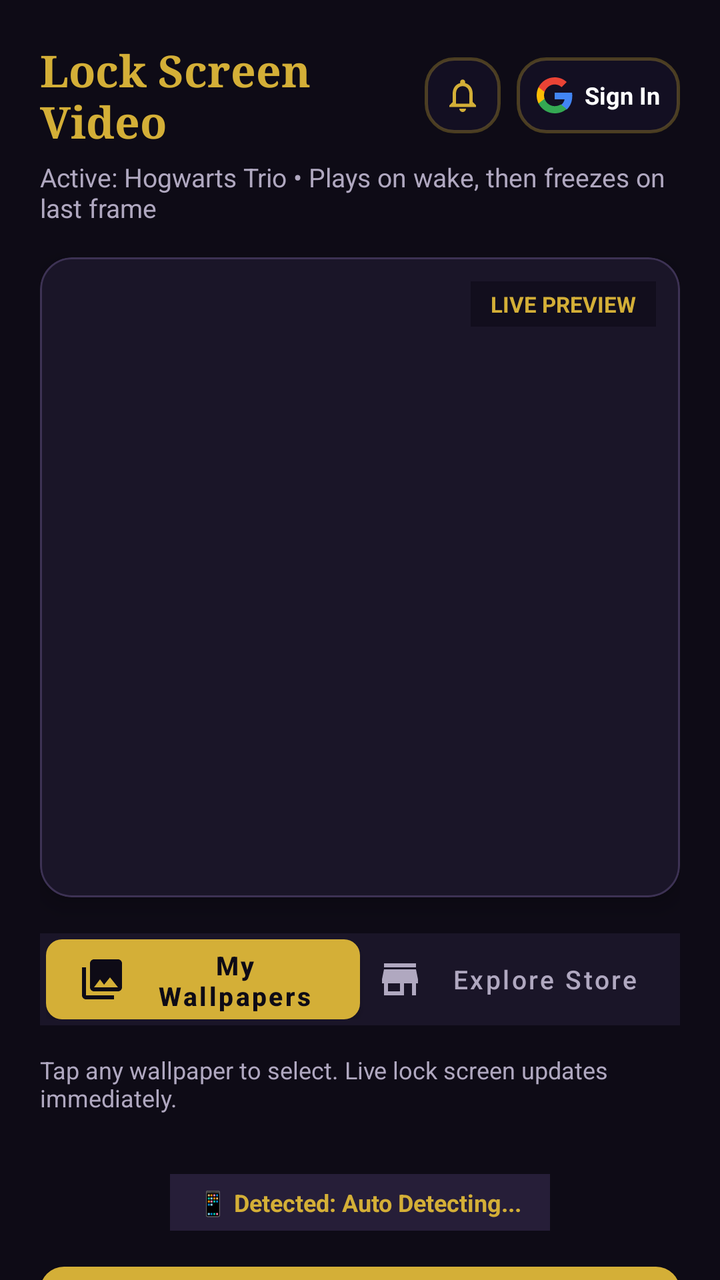
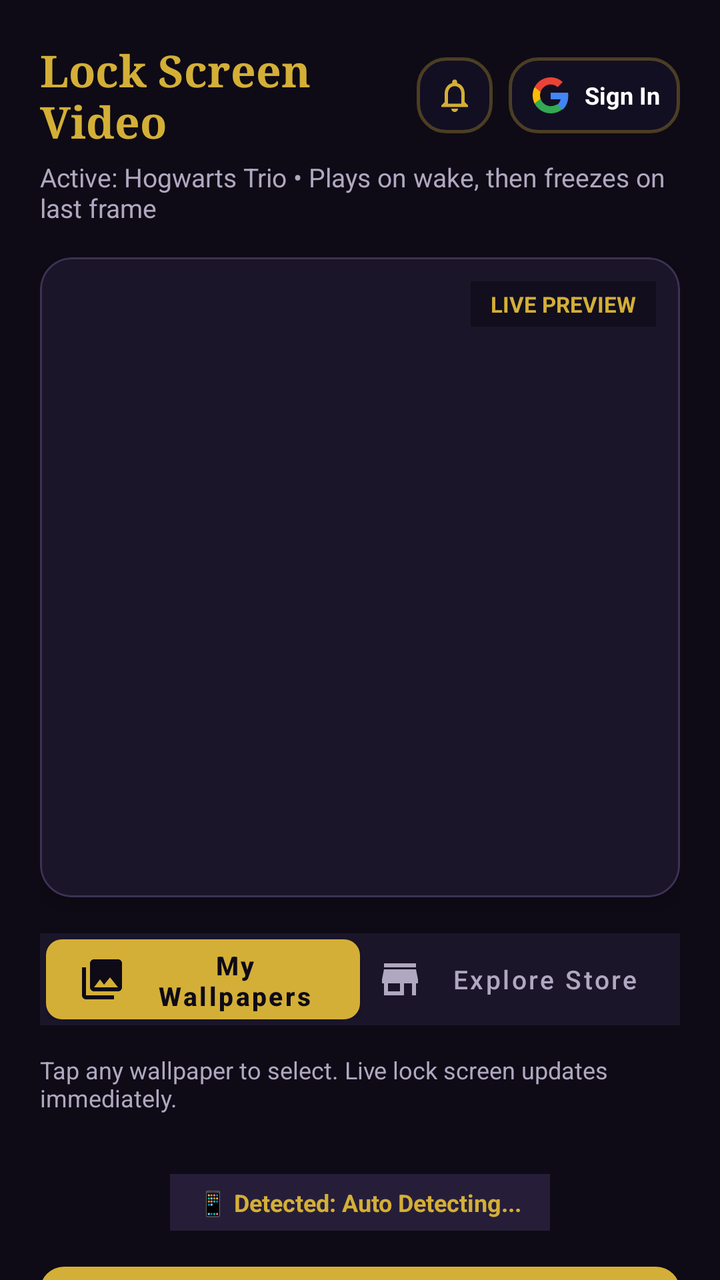

Compare the two renders of this Android layout. The source of the first and the diff that turns it into the second are given below.
<!-- AndroidManifest.xml: application theme Theme.VideoLockScreen -->
<!-- res/layout/activity_main.xml -->
<?xml version="1.0" encoding="utf-8"?>
<androidx.core.widget.NestedScrollView xmlns:android="http://schemas.android.com/apk/res/android"
    xmlns:app="http://schemas.android.com/apk/res-auto"
    android:layout_width="match_parent"
    android:layout_height="match_parent"
    android:background="#0E0B16"
    android:fillViewport="true">

    <LinearLayout
        android:layout_width="match_parent"
        android:layout_height="wrap_content"
        android:orientation="vertical"
        android:padding="20dp">

        
        <LinearLayout
            android:layout_width="match_parent"
            android:layout_height="wrap_content"
            android:gravity="center_vertical"
            android:orientation="horizontal">

            <TextView
                android:id="@+id/tvAppTitle"
                android:layout_width="0dp"
                android:layout_height="wrap_content"
                android:layout_weight="1"
                android:fontFamily="serif"
                android:text="Lock Screen Video"
                android:textColor="#D4AF37"
                android:textSize="22sp"
                android:textStyle="bold" />

            
            <FrameLayout
                android:id="@+id/btnNotificationCenter"
                android:layout_width="38dp"
                android:layout_height="38dp"
                android:layout_marginEnd="8dp"
                android:background="@drawable/bg_glass_toast"
                android:clickable="true"
                android:focusable="true">

                <ImageView
                    android:layout_width="20dp"
                    android:layout_height="20dp"
                    android:layout_gravity="center"
                    android:src="@drawable/ic_bell"
                    app:tint="#D4AF37" />

                <TextView
                    android:id="@+id/tvNotificationBadge"
                    android:layout_width="16dp"
                    android:layout_height="16dp"
                    android:layout_gravity="top|end"
                    android:background="@drawable/bg_glass_toast"
                    android:backgroundTint="#FF4D6D"
                    android:gravity="center"
                    android:text="1"
                    android:textColor="#FFFFFF"
                    android:textSize="9sp"
                    android:textStyle="bold"
                    android:visibility="gone" />
            </FrameLayout>

            
            <LinearLayout
                android:id="@+id/btnUserAuth"
                android:layout_width="wrap_content"
                android:layout_height="38dp"
                android:background="@drawable/bg_glass_toast"
                android:clickable="true"
                android:focusable="true"
                android:gravity="center_vertical"
                android:orientation="horizontal"
                android:paddingHorizontal="10dp">

                <ImageView
                    android:id="@+id/ivUserAuthIcon"
                    android:layout_width="18dp"
                    android:layout_height="18dp"
                    android:src="@drawable/ic_google" />

                <TextView
                    android:id="@+id/tvUserAuthText"
                    android:layout_width="wrap_content"
                    android:layout_height="wrap_content"
                    android:layout_marginStart="6dp"
                    android:text="Sign In"
                    android:textColor="#FFFFFF"
                    android:textSize="12sp"
                    android:textStyle="bold" />
            </LinearLayout>
        </LinearLayout>

        <TextView
            android:id="@+id/tvActiveWallpaperSubtitle"
            android:layout_width="match_parent"
            android:layout_height="wrap_content"
            android:layout_marginTop="4dp"
            android:text="Active: Hogwarts Trio • Plays on wake, then freezes on last frame"
            android:textColor="#B0A8C0"
            android:textSize="13sp" />

        
        <com.google.android.material.card.MaterialCardView
            android:layout_width="match_parent"
            android:layout_height="320dp"
            android:layout_marginTop="16dp"
            app:cardBackgroundColor="#1A1528"
            app:cardCornerRadius="16dp"
            app:cardElevation="6dp"
            app:strokeColor="#3D3254"
            app:strokeWidth="1dp">

            <FrameLayout
                android:layout_width="match_parent"
                android:layout_height="match_parent">

                <TextureView
                    android:id="@+id/previewTextureView"
                    android:layout_width="match_parent"
                    android:layout_height="match_parent" />

                <TextView
                    android:id="@+id/tvPreviewBadge"
                    android:layout_width="wrap_content"
                    android:layout_height="wrap_content"
                    android:layout_gravity="top|end"
                    android:layout_margin="12dp"
                    android:background="#990E0B16"
                    android:paddingHorizontal="10dp"
                    android:paddingVertical="4dp"
                    android:text="LIVE PREVIEW"
                    android:textColor="#D4AF37"
                    android:textSize="11sp"
                    android:textStyle="bold" />
            </FrameLayout>
        </com.google.android.material.card.MaterialCardView>

        
        <LinearLayout
            android:layout_width="match_parent"
            android:layout_height="46dp"
            android:layout_marginTop="18dp"
            android:background="#1A1528"
            android:orientation="horizontal"
            android:padding="3dp">

            <com.google.android.material.button.MaterialButton
                android:id="@+id/btnTabMyWallpapers"
                android:layout_width="0dp"
                android:layout_height="match_parent"
                android:layout_weight="1"
                android:insetTop="0dp"
                android:insetBottom="0dp"
                android:text="My Wallpapers"
                android:textAllCaps="false"
                android:textColor="#0E0B16"
                android:textSize="13sp"
                android:textStyle="bold"
                app:backgroundTint="#D4AF37"
                app:cornerRadius="8dp"
                app:icon="@drawable/ic_gallery"
                app:iconTint="#0E0B16" />

            <com.google.android.material.button.MaterialButton
                android:id="@+id/btnTabExploreStore"
                style="@style/Widget.MaterialComponents.Button.TextButton"
                android:layout_width="0dp"
                android:layout_height="match_parent"
                android:layout_weight="1"
                android:insetTop="0dp"
                android:insetBottom="0dp"
                android:text="Explore Store"
                android:textAllCaps="false"
                android:textColor="#B0A8C0"
                android:textSize="13sp"
                app:cornerRadius="8dp"
                app:icon="@drawable/ic_store"
                app:iconTint="#B0A8C0" />
        </LinearLayout>

        
        <LinearLayout
            android:id="@+id/layoutMyWallpapers"
            android:layout_width="match_parent"
            android:layout_height="wrap_content"
            android:layout_marginTop="14dp"
            android:orientation="vertical"
            android:visibility="visible">

            <TextView
                android:layout_width="wrap_content"
                android:layout_height="wrap_content"
                android:text="Tap any wallpaper to select. Live lock screen updates immediately."
                android:textColor="#B0A8C0"
                android:textSize="12sp" />

            
            <LinearLayout
                android:id="@+id/layoutImporting"
                android:layout_width="match_parent"
                android:layout_height="wrap_content"
                android:layout_marginTop="8dp"
                android:background="#261E38"
                android:gravity="center_vertical"
                android:orientation="horizontal"
                android:padding="10dp"
                android:visibility="gone">

                <ProgressBar
                    android:layout_width="22dp"
                    android:layout_height="22dp"
                    android:indeterminateTint="#D4AF37" />

                <TextView
                    android:id="@+id/tvImportingStatus"
                    android:layout_width="wrap_content"
                    android:layout_height="wrap_content"
                    android:layout_marginStart="12dp"
                    android:text="Importing and optimizing video..."
                    android:textColor="#F3E8FF"
                    android:textSize="12sp" />
            </LinearLayout>

            
            <androidx.recyclerview.widget.RecyclerView
                android:id="@+id/rvWallpapers"
                android:layout_width="match_parent"
                android:layout_height="wrap_content"
                android:layout_marginTop="10dp"
                android:clipToPadding="false"
                android:nestedScrollingEnabled="false"
                android:orientation="horizontal"
                android:overScrollMode="never" />
        </LinearLayout>

        
        <LinearLayout
            android:id="@+id/layoutExploreStore"
            android:layout_width="match_parent"
            android:layout_height="wrap_content"
            android:layout_marginTop="14dp"
            android:orientation="vertical"
            android:visibility="gone">

            <LinearLayout
                android:layout_width="match_parent"
                android:layout_height="wrap_content"
                android:gravity="center_vertical"
                android:orientation="horizontal">

                <TextView
                    android:id="@+id/tvStoreCatalogHeader"
                    android:layout_width="0dp"
                    android:layout_height="wrap_content"
                    android:layout_weight="1"
                    android:text="Tap any card to stream preview. Download to set as wallpaper."
                    android:textColor="#B0A8C0"
                    android:textSize="12sp" />

                <com.google.android.material.button.MaterialButton
                    android:id="@+id/btnRefreshStore"
                    style="@style/Widget.MaterialComponents.Button.TextButton"
                    android:layout_width="wrap_content"
                    android:layout_height="36dp"
                    android:insetTop="0dp"
                    android:insetBottom="0dp"
                    android:text="Refresh"
                    android:textAllCaps="false"
                    android:textColor="#D4AF37"
                    android:textSize="12sp" />
            </LinearLayout>

            
            <LinearLayout
                android:id="@+id/layoutStoreSkeleton"
                android:layout_width="match_parent"
                android:layout_height="wrap_content"
                android:layout_marginTop="8dp"
                android:orientation="vertical"
                android:visibility="gone">

                <include layout="@layout/item_store_skeleton" />
                <include layout="@layout/item_store_skeleton" />
            </LinearLayout>

            
            <androidx.recyclerview.widget.RecyclerView
                android:id="@+id/rvStoreWallpapers"
                android:layout_width="match_parent"
                android:layout_height="wrap_content"
                android:layout_marginTop="8dp"
                android:clipToPadding="false"
                android:nestedScrollingEnabled="false"
                android:overScrollMode="never" />
        </LinearLayout>

        
        <TextView
            android:id="@+id/tvDeviceBrand"
            android:layout_width="wrap_content"
            android:layout_height="wrap_content"
            android:layout_gravity="center_horizontal"
            android:layout_marginTop="20dp"
            android:background="#261E38"
            android:paddingHorizontal="14dp"
            android:paddingVertical="6dp"
            android:text="📱 Detected: Auto Detecting..."
            android:textColor="#D4AF37"
            android:textSize="12sp"
            android:textStyle="bold" />

        
        <com.google.android.material.button.MaterialButton
            android:id="@+id/btnSetWallpaper"
            android:layout_width="match_parent"
            android:layout_height="56dp"
            android:layout_marginTop="12dp"
            android:text="Apply to Lock Screen"
            android:textAllCaps="false"
            android:textColor="#0E0B16"
            android:textSize="15sp"
            android:textStyle="bold"
            app:backgroundTint="#D4AF37"
            app:cornerRadius="12dp" />

        <TextView
            android:id="@+id/tvPrimaryInstruction"
            android:layout_width="match_parent"
            android:layout_height="wrap_content"
            android:layout_marginTop="8dp"
            android:gravity="center"
            android:text="Important: In the preview, tap 'Set wallpaper' -> choose 'Home screen and lock screen'"
            android:textColor="#D4AF37"
            android:textSize="12sp"
            android:textStyle="bold" />

        
        <com.google.android.material.button.MaterialButton
            android:id="@+id/btnDirectGalleryHandOff"
            style="@style/Widget.MaterialComponents.Button.OutlinedButton"
            android:layout_width="match_parent"
            android:layout_height="wrap_content"
            android:layout_marginTop="14dp"
            android:text="🎬 Direct Video Hand-off (Open in Phone Gallery)"
            android:textAllCaps="false"
            android:textColor="#F3E8FF"
            app:cornerRadius="12dp"
            app:strokeColor="#7C3AED" />

        <com.google.android.material.button.MaterialButton
            android:id="@+id/btnClearLockOverride"
            style="@style/Widget.MaterialComponents.Button.OutlinedButton"
            android:layout_width="match_parent"
            android:layout_height="wrap_content"
            android:layout_marginTop="8dp"
            android:text="🔄 Fix Lock Screen (Remove Old Photo Override)"
            android:textAllCaps="false"
            android:textColor="#E0D7F5"
            app:cornerRadius="12dp"
            app:strokeColor="#5B4A78" />

        <com.google.android.material.button.MaterialButton
            android:id="@+id/btnExportVideo"
            style="@style/Widget.MaterialComponents.Button.TextButton"
            android:layout_width="match_parent"
            android:layout_height="wrap_content"
            android:layout_marginTop="4dp"
            android:text="📁 Choose Folder &amp; Save Video (Manual Fallback)"
            android:textAllCaps="false"
            android:textColor="#A78BFA"
            android:textSize="13sp" />

        
        <com.google.android.material.card.MaterialCardView
            android:layout_width="match_parent"
            android:layout_height="wrap_content"
            android:layout_marginTop="24dp"
            app:cardBackgroundColor="#1A1528"
            app:cardCornerRadius="16dp"
            app:cardElevation="4dp"
            app:strokeColor="#3D3254"
            app:strokeWidth="1dp">

            <LinearLayout
                android:layout_width="match_parent"
                android:layout_height="wrap_content"
                android:orientation="vertical"
                android:padding="16dp">

                <TextView
                    android:layout_width="wrap_content"
                    android:layout_height="wrap_content"
                    android:text="Playback Behavior"
                    android:textColor="#D4AF37"
                    android:textSize="16sp"
                    android:textStyle="bold" />

                
                <RadioGroup
                    android:id="@+id/rgPlaybackMode"
                    android:layout_width="match_parent"
                    android:layout_height="wrap_content"
                    android:layout_marginTop="12dp">

                    <RadioButton
                        android:id="@+id/rbFreezeLastFrame"
                        android:layout_width="match_parent"
                        android:layout_height="wrap_content"
                        android:buttonTint="#D4AF37"
                        android:checked="true"
                        android:text="Wake Animation (Play 5s, freeze on final frame - 0% Battery)"
                        android:textColor="#FFFFFF"
                        android:textSize="13sp" />

                    <RadioButton
                        android:id="@+id/rbLoopLockOnly"
                        android:layout_width="match_parent"
                        android:layout_height="wrap_content"
                        android:layout_marginTop="8dp"
                        android:buttonTint="#D4AF37"
                        android:text="Loop on Lock Screen Only (Freezes on Home Screen - Fast &amp; Smooth)"
                        android:textColor="#FFFFFF"
                        android:textSize="13sp" />

                    <RadioButton
                        android:id="@+id/rbLoopAlways"
                        android:layout_width="match_parent"
                        android:layout_height="wrap_content"
                        android:layout_marginTop="8dp"
                        android:buttonTint="#D4AF37"
                        android:text="Loop Always (Both Lock Screen &amp; Home Screen)"
                        android:textColor="#FFFFFF"
                        android:textSize="13sp" />
                </RadioGroup>

                <View
                    android:layout_width="match_parent"
                    android:layout_height="1dp"
                    android:layout_marginVertical="14dp"
                    android:background="#2E2642" />

                
                <com.google.android.material.switchmaterial.SwitchMaterial
                    android:id="@+id/switchMute"
                    android:layout_width="match_parent"
                    android:layout_height="wrap_content"
                    android:checked="true"
                    android:text="Mute Video Audio (Silent on Lock)"
                    android:textColor="#FFFFFF"
                    app:thumbTint="#D4AF37"
                    app:trackTint="#5A4B75" />

            </LinearLayout>
        </com.google.android.material.card.MaterialCardView>

        <TextView
            android:id="@+id/tvAppInfo"
            android:layout_width="match_parent"
            android:layout_height="wrap_content"
            android:layout_marginTop="24dp"
            android:gravity="center"
            android:text="Pure Native Live Wallpaper • Zero Overlays • No Popup Delay"
            android:textColor="#665D7A"
            android:textSize="12sp" />

    </LinearLayout>
</androidx.core.widget.NestedScrollView>
<!-- res/layout/item_store_skeleton.xml (included above) -->
<?xml version="1.0" encoding="utf-8"?>
<com.google.android.material.card.MaterialCardView xmlns:android="http://schemas.android.com/apk/res/android"
    xmlns:app="http://schemas.android.com/apk/res-auto"
    android:layout_width="match_parent"
    android:layout_height="wrap_content"
    android:layout_marginHorizontal="4dp"
    android:layout_marginVertical="6dp"
    app:cardBackgroundColor="#140F22"
    app:cardCornerRadius="14dp"
    app:cardElevation="0dp"
    app:strokeColor="#261E38"
    app:strokeWidth="1dp">

    <LinearLayout
        android:layout_width="match_parent"
        android:layout_height="wrap_content"
        android:orientation="horizontal"
        android:padding="12dp">

        
        <View
            android:layout_width="90dp"
            android:layout_height="130dp"
            android:background="#261E38" />

        <LinearLayout
            android:layout_width="0dp"
            android:layout_height="match_parent"
            android:layout_marginStart="12dp"
            android:layout_weight="1"
            android:orientation="vertical">

            
            <View
                android:layout_width="160dp"
                android:layout_height="16dp"
                android:background="#2E2444" />

            
            <View
                android:layout_width="match_parent"
                android:layout_height="12dp"
                android:layout_marginTop="8dp"
                android:background="#261E38" />

            
            <View
                android:layout_width="120dp"
                android:layout_height="12dp"
                android:layout_marginTop="4dp"
                android:background="#261E38" />

            
            <View
                android:layout_width="60dp"
                android:layout_height="14dp"
                android:layout_marginTop="8dp"
                android:background="#2E2444" />

            <View
                android:layout_width="match_parent"
                android:layout_height="0dp"
                android:layout_weight="1" />

            
            <View
                android:layout_width="match_parent"
                android:layout_height="36dp"
                android:layout_marginTop="12dp"
                android:background="#261E38" />

        </LinearLayout>
    </LinearLayout>

</com.google.android.material.card.MaterialCardView>
<!-- resources referenced by this layout -->
<resources>
  <!-- drawable bg_glass_toast (drawable) -->
  <?xml version="1.0" encoding="utf-8"?>
  <shape xmlns:android="http://schemas.android.com/apk/res/android"
      android:shape="rectangle">
      <corners android:radius="14dp" />
      <solid android:color="#E6151024" /> 
      <stroke
          android:width="1.5dp"
          android:color="#4DD4AF37" /> 
  </shape>
  <!-- drawable ic_bell (drawable) -->
  <vector xmlns:android="http://schemas.android.com/apk/res/android"
      android:width="24dp"
      android:height="24dp"
      android:viewportWidth="24"
      android:viewportHeight="24">
    <path
        android:fillColor="#FFFFFFFF"
        android:pathData="M12,22c1.1,0 2,-0.9 2,-2h-4c0,1.1 0.9,2 2,2zM18,16v-5c0,-3.07 -1.63,-5.64 -4.5,-6.32V4c0,-0.83 -0.67,-1.5 -1.5,-1.5s-1.5,0.67 -1.5,1.5v0.68C7.64,5.36 6,7.92 6,11v5l-2,2v1h16v-1l-2,-2zM16,17H8v-6c0,-2.48 1.51,-4.5 4,-4.5s4,2.02 4,4.5v6z"/>
  </vector>
  <!-- drawable ic_gallery (drawable) -->
  <vector xmlns:android="http://schemas.android.com/apk/res/android"
      android:width="24dp"
      android:height="24dp"
      android:viewportWidth="24"
      android:viewportHeight="24">
    <path
        android:fillColor="#FFFFFFFF"
        android:pathData="M22,16V4c0,-1.1 -0.9,-2 -2,-2H8c-1.1,0 -2,0.9 -2,2v12c0,1.1 0.9,2 2,2h12c1.1,0 2,-0.9 2,-2zm-11,-4l2.03,2.71L16,11l4,5H8l3,-4zM2,6v14c0,1.1 0.9,2 2,2h14v-2H4V6H2z"/>
  </vector>
  <!-- drawable ic_store (drawable) -->
  <vector xmlns:android="http://schemas.android.com/apk/res/android"
      android:width="24dp"
      android:height="24dp"
      android:viewportWidth="24"
      android:viewportHeight="24">
    <path
        android:fillColor="#FFFFFFFF"
        android:pathData="M20,4H4v2h16V4zm1,10v-2l-1,-5H4l-1,5v2h1v6h10v-6h4v6h2v-6h1zm-9,4H6v-4h6v4z"/>
  </vector>
  <style name="Theme.VideoLockScreen" parent="Theme.MaterialComponents.DayNight.NoActionBar">
          <item name="colorPrimary">@color/gold_primary</item>
          <item name="colorSecondary">@color/accent_glow</item>
          <item name="android:windowBackground">@color/bg_dark</item>
          <item name="android:statusBarColor">@color/bg_dark</item>
          <item name="android:navigationBarColor">@color/bg_dark</item>
      </style>
  <color name="gold_primary">#D4AF37</color>
  <color name="accent_glow">#9370DB</color>
  <color name="bg_dark">#0E0B16</color>
  <!-- unchanged entries left out for length: 1 -->
</resources>

<!-- the commit's change to res/layout/activity_main.xml (unified diff, before → after) -->
@@ -74,11 +74,36 @@
                 android:orientation="horizontal"
                 android:paddingHorizontal="10dp">
 
-                <ImageView
-                    android:id="@+id/ivUserAuthIcon"
-                    android:layout_width="18dp"
-                    android:layout_height="18dp"
-                    android:src="@drawable/ic_google" />
+                <FrameLayout
+                    android:layout_width="22dp"
+                    android:layout_height="22dp">
+
+                    <com.google.android.material.imageview.ShapeableImageView
+                        android:id="@+id/ivUserAuthPhoto"
+                        android:layout_width="22dp"
+                        android:layout_height="22dp"
+                        android:scaleType="centerCrop"
+                        android:visibility="gone"
+                        app:shapeAppearanceOverlay="@style/ShapeAppearance.Circle" />
+
+                    <TextView
+                        android:id="@+id/tvUserAuthInitial"
+                        android:layout_width="22dp"
+                        android:layout_height="22dp"
+                        android:background="@drawable/bg_circle_avatar"
+                        android:gravity="center"
+                        android:textColor="#FFFFFF"
+                        android:textSize="11sp"
+                        android:textStyle="bold"
+                        android:visibility="gone" />
+
+                    <ImageView
+                        android:id="@+id/ivUserAuthIcon"
+                        android:layout_width="18dp"
+                        android:layout_height="18dp"
+                        android:layout_gravity="center"
+                        android:src="@drawable/ic_google" />
+                </FrameLayout>
 
                 <TextView
                     android:id="@+id/tvUserAuthText"
@@ -91,6 +116,112 @@
                     android:textStyle="bold" />
             </LinearLayout>
         </LinearLayout>
+
+        
+        <com.google.android.material.card.MaterialCardView
+            android:id="@+id/cardUserProfile"
+            android:layout_width="match_parent"
+            android:layout_height="wrap_content"
+            android:layout_marginTop="10dp"
+            android:clickable="true"
+            android:focusable="true"
+            android:visibility="gone"
+            app:cardBackgroundColor="#1F1833"
+            app:cardCornerRadius="16dp"
+            app:cardElevation="3dp"
+            app:strokeColor="#3D3254"
+            app:strokeWidth="1dp">
+
+            <LinearLayout
+                android:layout_width="match_parent"
+                android:layout_height="wrap_content"
+                android:gravity="center_vertical"
+                android:orientation="horizontal"
+                android:paddingHorizontal="14dp"
+                android:paddingVertical="10dp">
+
+                
+                <FrameLayout
+                    android:layout_width="40dp"
+                    android:layout_height="40dp">
+
+                    <com.google.android.material.imageview.ShapeableImageView
+                        android:id="@+id/ivProfileCardAvatar"
+                        android:layout_width="40dp"
+                        android:layout_height="40dp"
+                        android:scaleType="centerCrop"
+                        android:visibility="gone"
+                        app:shapeAppearanceOverlay="@style/ShapeAppearance.Circle" />
+
+                    <TextView
+                        android:id="@+id/tvProfileCardInitial"
+                        android:layout_width="40dp"
+                        android:layout_height="40dp"
+                        android:background="@drawable/bg_circle_avatar"
+                        android:gravity="center"
+                        android:text="U"
+                        android:textColor="#FFFFFF"
+                        android:textSize="18sp"
+                        android:textStyle="bold" />
+                </FrameLayout>
+
+                
+                <LinearLayout
+                    android:layout_width="0dp"
+                    android:layout_height="wrap_content"
+                    android:layout_marginStart="12dp"
+                    android:layout_weight="1"
+                    android:orientation="vertical">
+
+                    <TextView
+                        android:id="@+id/tvProfileCardName"
+                        android:layout_width="wrap_content"
+                        android:layout_height="wrap_content"
+                        android:text="User Name"
+                        android:textColor="#FFFFFF"
+                        android:textSize="14sp"
+                        android:textStyle="bold" />
+
+                    <TextView
+                        android:id="@+id/tvProfileCardEmail"
+                        android:layout_width="wrap_content"
+                        android:layout_height="wrap_content"
+                        android:layout_marginTop="2dp"
+                        android:ellipsize="end"
+                        android:maxLines="1"
+                        android:text="user@gmail.com"
+                        android:textColor="#B0A8C0"
+                        android:textSize="11sp" />
+                </LinearLayout>
+
+                
+                <LinearLayout
+                    android:layout_width="wrap_content"
+                    android:layout_height="wrap_content"
+                    android:background="@drawable/bg_sync_badge"
+                    android:gravity="center_vertical"
+                    android:orientation="horizontal"
+                    android:paddingHorizontal="10dp"
+                    android:paddingVertical="5dp">
+
+                    <View
+                        android:layout_width="6dp"
+                        android:layout_height="6dp"
+                        android:background="@drawable/bg_circle_indicator_green" />
+
+                    <TextView
+                        android:id="@+id/tvProfileCardBadge"
+                        android:layout_width="wrap_content"
+                        android:layout_height="wrap_content"
+                        android:layout_marginStart="6dp"
+                        android:text="Connected"
+                        android:textColor="#10B981"
+                        android:textSize="11sp"
+                        android:textStyle="bold" />
+                </LinearLayout>
+
+            </LinearLayout>
+        </com.google.android.material.card.MaterialCardView>
 
         <TextView
             android:id="@+id/tvActiveWallpaperSubtitle"
<!-- resource entries referenced after the edit -->
@@ -1,5 +1,20 @@
 <!-- resources referenced by this layout -->
 <resources>
+  <!-- drawable bg_circle_avatar (drawable) -->
+  <?xml version="1.0" encoding="utf-8"?>
+  <shape xmlns:android="http://schemas.android.com/apk/res/android"
+      android:shape="oval">
+      <gradient
+          android:angle="45"
+          android:startColor="#7C3AED"
+          android:endColor="#EC4899" />
+  </shape>
+  <!-- drawable bg_circle_indicator_green (drawable) -->
+  <?xml version="1.0" encoding="utf-8"?>
+  <shape xmlns:android="http://schemas.android.com/apk/res/android"
+      android:shape="oval">
+      <solid android:color="#10B981" />
+  </shape>
   <!-- drawable bg_glass_toast (drawable) -->
   <?xml version="1.0" encoding="utf-8"?>
   <shape xmlns:android="http://schemas.android.com/apk/res/android"
@@ -9,6 +24,16 @@
       <stroke
           android:width="1.5dp"
           android:color="#4DD4AF37" /> 
+  </shape>
+  <!-- drawable bg_sync_badge (drawable) -->
+  <?xml version="1.0" encoding="utf-8"?>
+  <shape xmlns:android="http://schemas.android.com/apk/res/android"
+      android:shape="rectangle">
+      <corners android:radius="20dp" />
+      <solid android:color="#132B23" />
+      <stroke
+          android:width="1dp"
+          android:color="#10B981" />
   </shape>
   <!-- drawable ic_bell (drawable) -->
   <vector xmlns:android="http://schemas.android.com/apk/res/android"
@@ -40,6 +65,9 @@
         android:fillColor="#FFFFFFFF"
         android:pathData="M20,4H4v2h16V4zm1,10v-2l-1,-5H4l-1,5v2h1v6h10v-6h4v6h2v-6h1zm-9,4H6v-4h6v4z"/>
   </vector>
+  <style name="ShapeAppearance.Circle" parent="">
+          <item name="cornerSize">50%</item>
+      </style>
   <style name="Theme.VideoLockScreen" parent="Theme.MaterialComponents.DayNight.NoActionBar">
           <item name="colorPrimary">@color/gold_primary</item>
           <item name="colorSecondary">@color/accent_glow</item>
